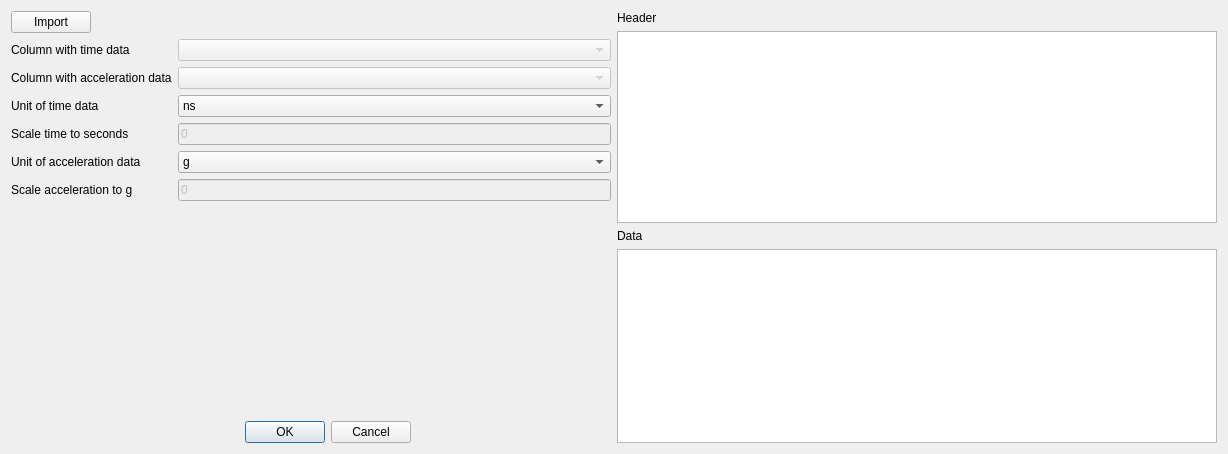
albinan/BRAVibration, file PLAYPY/dialog_wavimport.ui: the form before one commit.
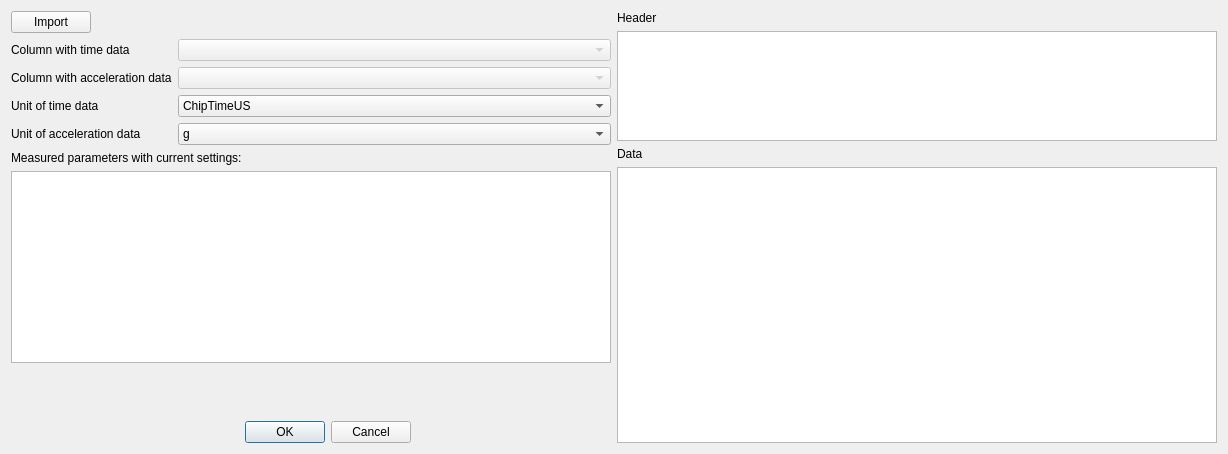
The form after the commit.

Patch:
```diff
--- a/PLAYPY/dialog_wavimport.ui
+++ b/PLAYPY/dialog_wavimport.ui
@@ -81,6 +81,11 @@
          </item>
          <item row="2" column="1">
           <widget class="QComboBox" name="unitTime_combo">
+           <item>
+            <property name="text">
+             <string>ChipTimeUS</string>
+            </property>
+           </item>
            <item>
             <property name="text">
              <string>ns</string>
@@ -114,30 +119,13 @@
           </widget>
          </item>
          <item row="3" column="0">
-          <widget class="QLabel" name="scaleTime_label">
-           <property name="text">
-            <string>Scale time to seconds</string>
-           </property>
-          </widget>
-         </item>
-         <item row="3" column="1">
-          <widget class="QLineEdit" name="scaleTime_edit">
-           <property name="enabled">
-            <bool>false</bool>
-           </property>
-           <property name="text">
-            <string>0</string>
-           </property>
-          </widget>
-         </item>
-         <item row="4" column="0">
           <widget class="QLabel" name="unitAcc_label">
            <property name="text">
             <string>Unit of acceleration data</string>
            </property>
           </widget>
          </item>
-         <item row="4" column="1">
+         <item row="3" column="1">
           <widget class="QComboBox" name="unitAcc_combo">
            <item>
             <property name="text">
@@ -149,32 +137,33 @@
              <string>ms^2</string>
             </property>
            </item>
-           <item>
-            <property name="text">
-             <string>custom</string>
-            </property>
-           </item>
-          </widget>
-         </item>
-         <item row="5" column="0">
-          <widget class="QLabel" name="scaleAcc_label">
-           <property name="text">
-            <string>Scale acceleration to g</string>
-           </property>
-          </widget>
-         </item>
-         <item row="5" column="1">
-          <widget class="QLineEdit" name="scaleAcc_edit">
-           <property name="enabled">
-            <bool>false</bool>
-           </property>
-           <property name="text">
-            <string>0</string>
-           </property>
           </widget>
          </item>
         </layout>
        </item>
+       <item>
+        <widget class="QLabel" name="label_2">
+         <property name="text">
+          <string>Measured parameters with current settings:</string>
+         </property>
+        </widget>
+       </item>
+       <item>
+        <widget class="QTableWidget" name="parameters_table"/>
+       </item>
+       <item>
+        <spacer name="verticalSpacer">
+         <property name="orientation">
+          <enum>Qt::Vertical</enum>
+         </property>
+         <property name="sizeHint" stdset="0">
+          <size>
+           <width>20</width>
+           <height>40</height>
+          </size>
+         </property>
+        </spacer>
+       </item>
        <item>
         <layout class="QHBoxLayout" name="horizontalLayout_6">
          <item>
@@ -234,6 +223,12 @@
            <verstretch>0</verstretch>
           </sizepolicy>
          </property>
+         <property name="maximumSize">
+          <size>
+           <width>16777215</width>
+           <height>110</height>
+          </size>
+         </property>
         </widget>
        </item>
        <item>
```
Left out of the diff: 5 changed lines with no effect on the pictures.
